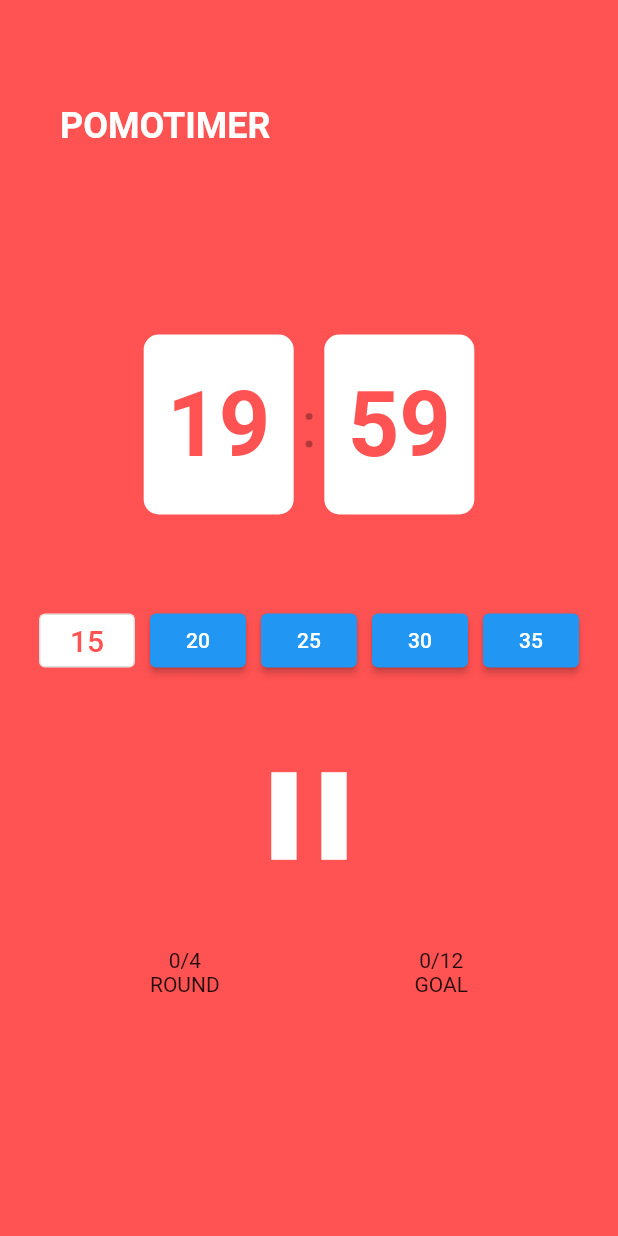
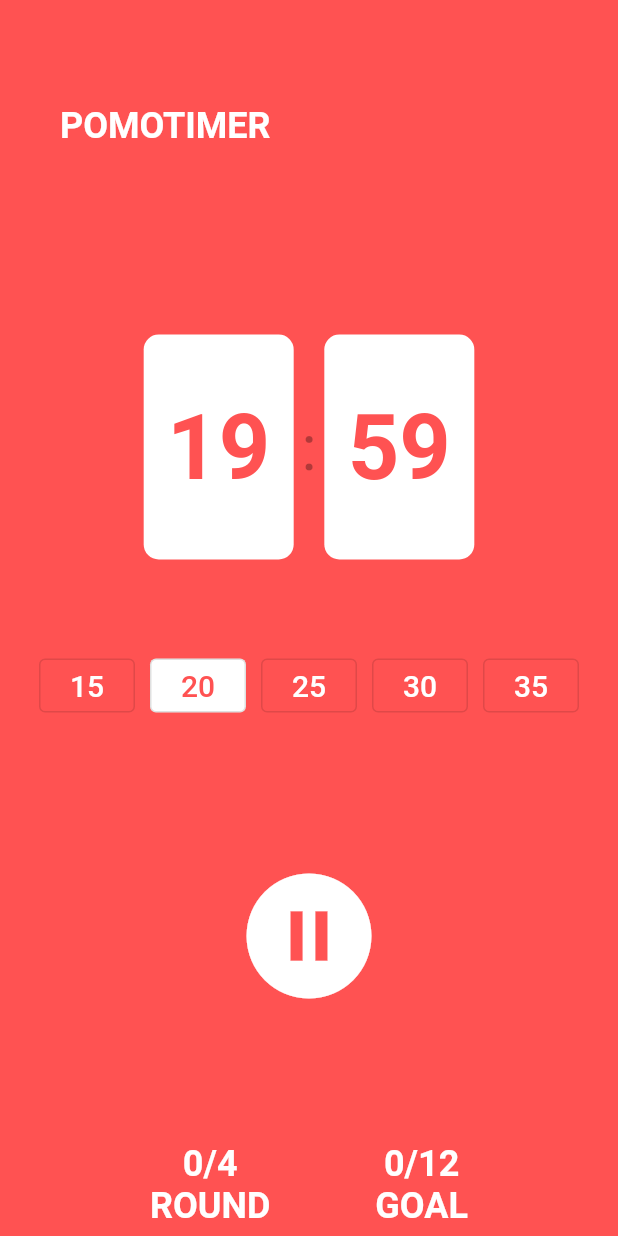
Before and after one commit to kingwang09/jesus_flutter, a Flutter app: the PomoTimerHome screen opened directly, after a tap on "15", after a tap on "20", on a phone screen of 412 x 824 dp. Run offline on Flutter 3.47's test engine with Material 2 defaults, Android fonts, the light colour scheme and no system bars; our stand-ins replace webview_flutter.

Commit message:
선택 버튼 컴포넌트로 개선

```diff
--- a/lib/assignment/timer.dart
+++ b/lib/assignment/timer.dart
@@ -23,6 +23,7 @@ class _pomoTimerState extends State<PomoTimerHome> {
 
   int _remainSeconds = 0;
   int _remainMinitues = 0;
+  int _selectedMiniutes = 0;
 
   bool _isRunning = false;
   bool _isRestTime = false;
@@ -74,6 +75,7 @@ class _pomoTimerState extends State<PomoTimerHome> {
 
   void changeTimer({required int miniute}) {
     print("change time: $miniute");
+    _selectedMiniutes = miniute;
 
     if (!_isRunning) {
       //중복 타이머 호출 안되도록 방어 처리
@@ -129,7 +131,7 @@ class _pomoTimerState extends State<PomoTimerHome> {
               children: [
                 Container(
                   width: 100,
-                  height: 120,
+                  height: 150,
                   margin: const EdgeInsets.all(5),
                   decoration: BoxDecoration(
                       borderRadius: BorderRadius.circular(10),
@@ -153,14 +155,16 @@ class _pomoTimerState extends State<PomoTimerHome> {
                 ),
                 Container(
                   width: 100,
-                  height: 120,
+                  height: 150,
                   margin: const EdgeInsets.all(5),
                   decoration: BoxDecoration(
                       borderRadius: BorderRadius.circular(10),
                       color: Colors.white),
                   child: Center(
                     child: Text(
-                      "$_remainSeconds",
+                      _remainSeconds < 10
+                          ? "0$_remainSeconds"
+                          : "$_remainSeconds",
                       style: const TextStyle(
                           fontSize: 60,
                           color: Colors.redAccent,
@@ -176,72 +180,52 @@ class _pomoTimerState extends State<PomoTimerHome> {
             Row(
               mainAxisAlignment: MainAxisAlignment.center,
               children: [
-                Padding(
-                  padding: const EdgeInsets.all(5.0),
-                  child: OutlinedButton(
-                      style: const ButtonStyle(
-                        backgroundColor: MaterialStatePropertyAll(Colors.white),
-                      ),
-                      onPressed: () {
-                        changeTimer(miniute: 1);
-                      },
-                      child: const Text(
-                        "15",
-                        style: TextStyle(
-                          color: Colors.redAccent,
-                          fontSize: 20,
-                        ),
-                      )),
+                MinitueButton(
+                  caller: changeTimer,
+                  minitues: 15,
+                  selectedMinitues: _selectedMiniutes,
                 ),
-                Padding(
-                  padding: const EdgeInsets.all(5.0),
-                  child: ElevatedButton(
-                      onPressed: () {
-                        changeTimer(miniute: 20);
-                      },
-                      child: const Text("20")),
+                MinitueButton(
+                  caller: changeTimer,
+                  minitues: 20,
+                  selectedMinitues: _selectedMiniutes,
                 ),
-                Padding(
-                  padding: const EdgeInsets.all(5.0),
-                  child: ElevatedButton(
-                      onPressed: () {
-                        changeTimer(miniute: 25);
-                      },
-                      child: const Text("25")),
+                MinitueButton(
+                  caller: changeTimer,
+                  minitues: 25,
+                  selectedMinitues: _selectedMiniutes,
                 ),
-                Padding(
-                  padding: const EdgeInsets.all(5.0),
-                  child: ElevatedButton(
-                      onPressed: () {
-                        changeTimer(miniute: 30);
-                      },
-                      child: const Text("30")),
+                MinitueButton(
+                  caller: changeTimer,
+                  minitues: 30,
+                  selectedMinitues: _selectedMiniutes,
                 ),
-                Padding(
-                  padding: const EdgeInsets.all(5.0),
-                  child: ElevatedButton(
-                      onPressed: () {
-                        changeTimer(miniute: 35);
-                      },
-                      child: const Text("35")),
+                MinitueButton(
+                  caller: changeTimer,
+                  minitues: 35,
+                  selectedMinitues: _selectedMiniutes,
                 ),
               ],
             ),
             const SizedBox(
-              height: 30,
+              height: 80,
             ),
             Center(
               child: IconButton(
                 color: Colors.white,
                 onPressed: toggle,
                 icon: _isRunning
-                    ? const Icon(Icons.pause)
-                    : const Icon(Icons.play_arrow),
+                    ? const Icon(
+                        Icons.pause_circle,
+                      )
+                    : const Icon(
+                        Icons.play_circle,
+                      ),
                 iconSize: 100,
               ),
             ),
             const SizedBox(
-              height: 30,
+              height: 80,
             ),
             Row(
               mainAxisAlignment: MainAxisAlignment.spaceBetween,
@@ -249,13 +233,47 @@ class _pomoTimerState extends State<PomoTimerHome> {
                 Padding(
                   padding: const EdgeInsets.only(left: 100),
                   child: Column(
-                    children: [Text("$_completeRound/4"), const Text("ROUND")],
+                    children: [
+                      Text(
+                        "$_completeRound/4",
+                        style: const TextStyle(
+                          color: Colors.white,
+                          fontSize: 24,
+                          fontWeight: FontWeight.bold,
+                        ),
+                      ),
+                      const Text(
+                        "ROUND",
+                        style: TextStyle(
+                          color: Colors.white,
+                          fontSize: 24,
+                          fontWeight: FontWeight.bold,
+                        ),
+                      )
+                    ],
                   ),
                 ),
                 Padding(
                   padding: const EdgeInsets.only(right: 100),
                   child: Column(
-                    children: [Text("$_completeGoal/12"), const Text("GOAL")],
+                    children: [
+                      Text(
+                        "$_completeGoal/12",
+                        style: const TextStyle(
+                          color: Colors.white,
+                          fontSize: 24,
+                          fontWeight: FontWeight.bold,
+                        ),
+                      ),
+                      const Text(
+                        "GOAL",
+                        style: TextStyle(
+                          color: Colors.white,
+                          fontSize: 24,
+                          fontWeight: FontWeight.bold,
+                        ),
+                      )
+                    ],
                   ),
                 ),
               ],
@@ -264,3 +282,41 @@ class _pomoTimerState extends State<PomoTimerHome> {
     );
   }
 }
+
+class MinitueButton extends StatelessWidget {
+  final int selectedMinitues;
+  final int minitues;
+  final Function({required int miniute}) caller; //명시적으로 맞춰줘야하는듯.
+  const MinitueButton({
+    super.key,
+    required this.minitues,
+    required this.selectedMinitues,
+    required this.caller,
+  });
+
+  @override
+  Widget build(BuildContext context) {
+    return Padding(
+      padding: const EdgeInsets.all(5.0),
+      child: OutlinedButton(
+          style: selectedMinitues == minitues
+              ? const ButtonStyle(
+                  backgroundColor: MaterialStatePropertyAll(Colors.white),
+                )
+              : null,
+          onPressed: () {
+            //changeTimer(miniute: 1);
+            caller(miniute: minitues);
+          },
+          child: Text(
+            "$minitues",
+            style: TextStyle(
+              color: selectedMinitues == minitues
+                  ? Colors.redAccent
+                  : Colors.white,
+              fontSize: 20,
+            ),
+          )),
+    );
+  }
+}
```
